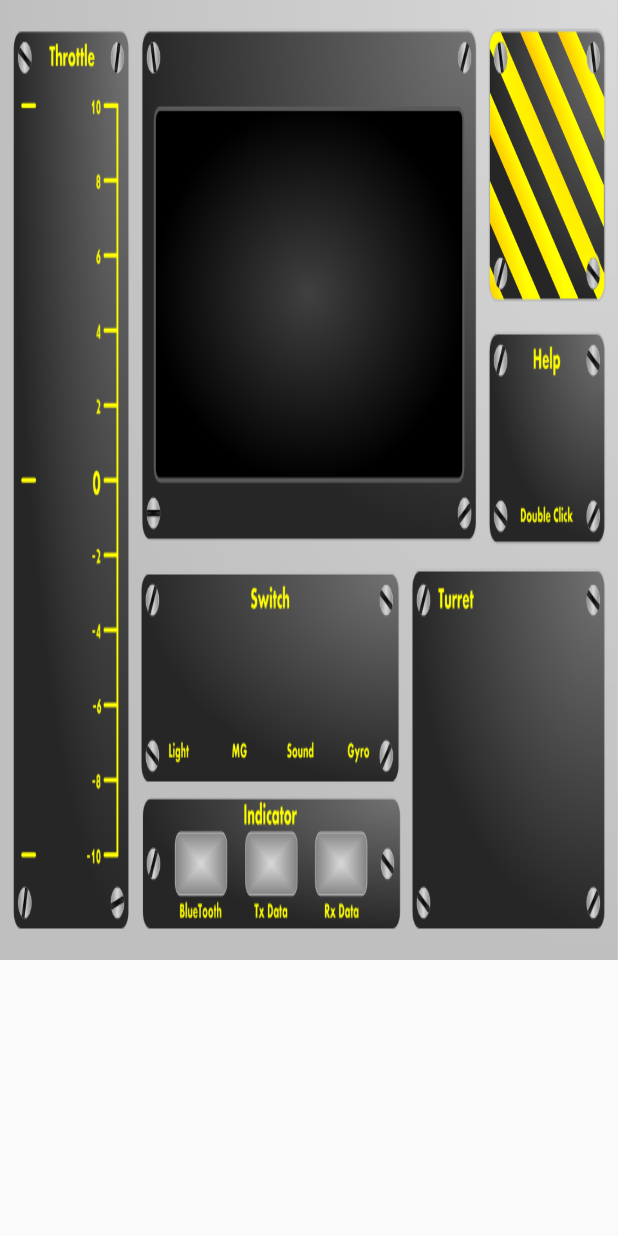
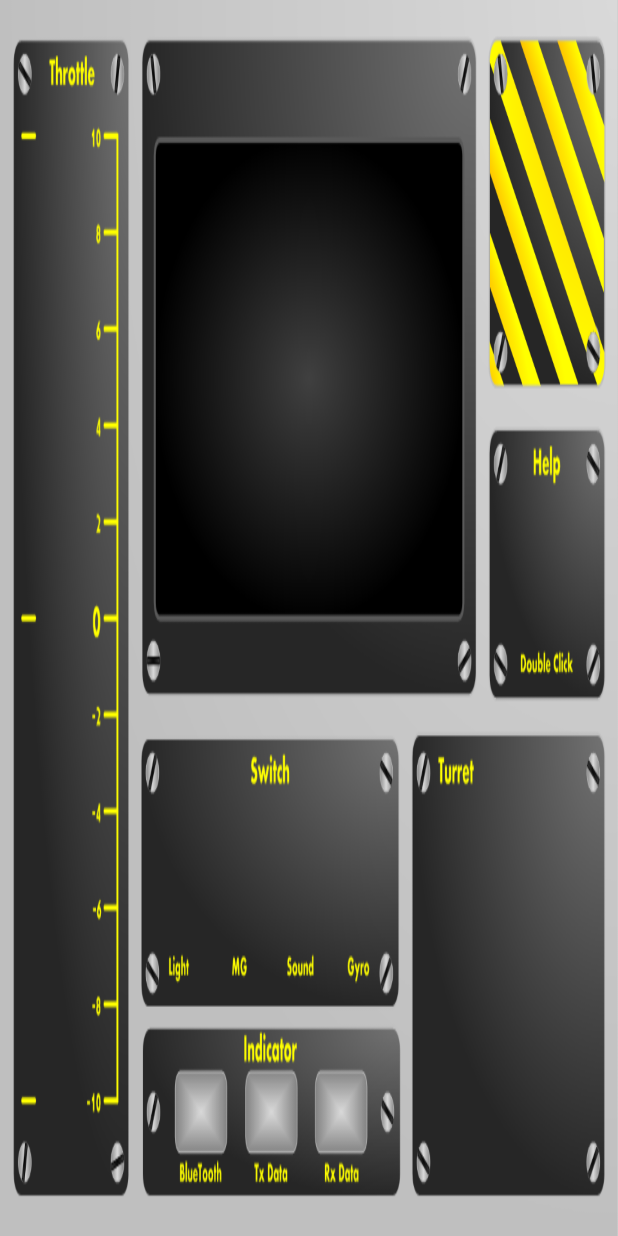
Before and after one commit to YixiuJiang/JJTank-android, an Android app: the layout activity_main.xml on its own in the app's theme, with its tools: preview values and no code run, on a phone screen of 412 x 824 dp. Run offline under Robolectric (Android 15) with nearby library versions, the phone set to English and light mode, and no system bars.

Commit message:
update UI

```diff
--- a/app/src/main/java/com/jjstudio/jjtank/SplashActivity.kt
+++ b/app/src/main/java/com/jjstudio/jjtank/SplashActivity.kt
@@ -12,7 +12,7 @@ class SplashActivity : AppCompatActivity() {
     internal val mRunnable: Runnable = Runnable {
         if (!isFinishing) {
 
-            val intent = Intent(applicationContext, MenuActivity::class.java)
+            val intent = Intent(applicationContext, MainActivity::class.java)
             startActivity(intent)
             finish()
         }
--- a/app/src/main/res/layout/activity_main.xml
+++ b/app/src/main/res/layout/activity_main.xml
@@ -4,13 +4,7 @@
     xmlns:tools="http://schemas.android.com/tools"
     android:layout_width="match_parent"
     android:layout_height="match_parent"
+    android:background="@drawable/back2x"
     tools:context="com.jjstudio.jjtank.MainActivity">
 
-    <ImageView
-        android:id="@+id/imageView5"
-        android:layout_width="wrap_content"
-        android:layout_height="wrap_content"
-        android:background="@drawable/back2x"
-        tools:layout_editor_absoluteX="0dp"
-        tools:layout_editor_absoluteY="0dp" />
 </android.support.constraint.ConstraintLayout>
```
